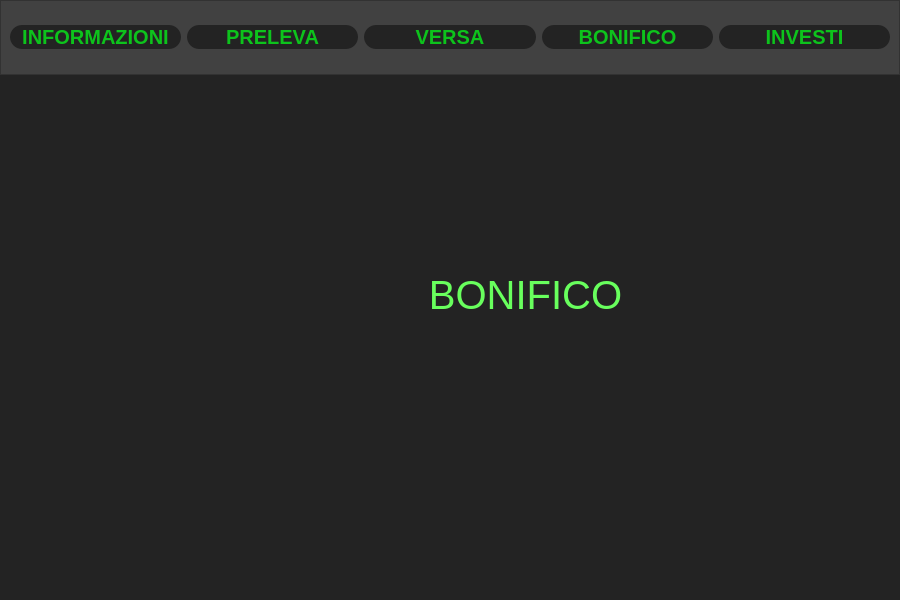
Old version of the form mainwindow.ui in the repository fbizza/conto-corrente.
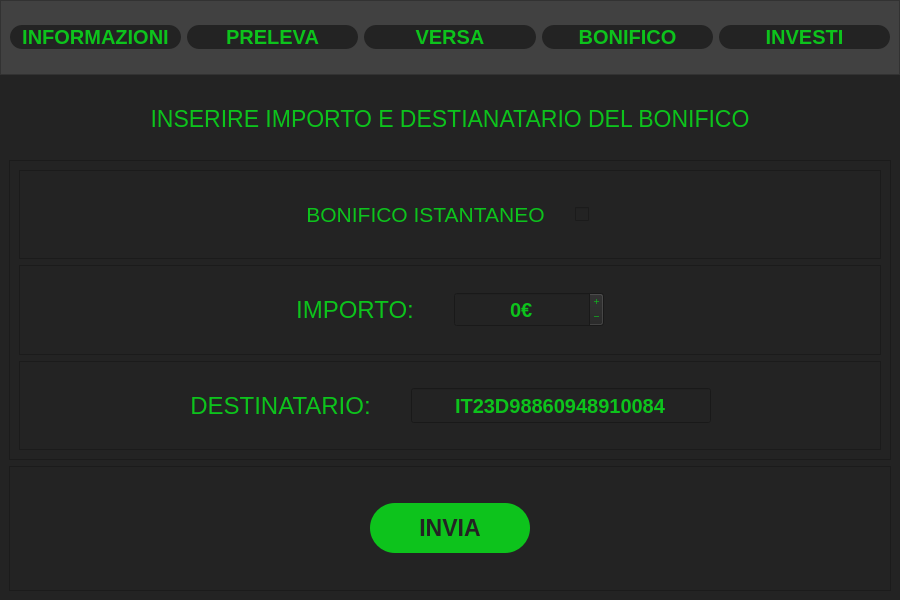
New version of the form. The open tabs and pages were chosen to show the change.

Commit message: Aggiunta implementazione per effettuare bonifici

```diff
--- a/mainwindow.ui
+++ b/mainwindow.ui
@@ -174,7 +174,7 @@
      <widget class="QStackedWidget" name="stackedWidget">
       <property name="minimumSize">
        <size>
-        <width>0</width>
+        <width>500</width>
         <height>0</height>
        </size>
       </property>
@@ -1372,42 +1372,417 @@
        </layout>
       </widget>
       <widget class="QWidget" name="page_4">
-       <widget class="QLabel" name="label_9">
-        <property name="geometry">
-         <rect>
-          <x>250</x>
-          <y>180</y>
-          <width>551</width>
-          <height>80</height>
-         </rect>
-        </property>
-        <property name="minimumSize">
-         <size>
-          <width>0</width>
-          <height>80</height>
-         </size>
-        </property>
-        <property name="maximumSize">
-         <size>
-          <width>16777215</width>
-          <height>200</height>
-         </size>
-        </property>
-        <property name="font">
-         <font>
-          <pointsize>30</pointsize>
-         </font>
-        </property>
-        <property name="styleSheet">
-         <string notr="true">color: rgb(104, 255, 93);</string>
-        </property>
-        <property name="text">
-         <string>BONIFICO</string>
-        </property>
-        <property name="alignment">
-         <set>Qt::AlignCenter</set>
-        </property>
-       </widget>
+       <layout class="QVBoxLayout" name="verticalLayout_8">
+        <item>
+         <widget class="QLabel" name="label_14">
+          <property name="minimumSize">
+           <size>
+            <width>0</width>
+            <height>70</height>
+           </size>
+          </property>
+          <property name="maximumSize">
+           <size>
+            <width>16777215</width>
+            <height>70</height>
+           </size>
+          </property>
+          <property name="font">
+           <font>
+            <pointsize>17</pointsize>
+            <bold>false</bold>
+           </font>
+          </property>
+          <property name="styleSheet">
+           <string notr="true">color: #0dc31c;</string>
+          </property>
+          <property name="text">
+           <string>INSERIRE IMPORTO E DESTIANATARIO DEL BONIFICO</string>
+          </property>
+          <property name="textFormat">
+           <enum>Qt::RichText</enum>
+          </property>
+          <property name="alignment">
+           <set>Qt::AlignCenter</set>
+          </property>
+         </widget>
+        </item>
+        <item>
+         <widget class="QFrame" name="frame_12">
+          <property name="minimumSize">
+           <size>
+            <width>400</width>
+            <height>300</height>
+           </size>
+          </property>
+          <property name="frameShape">
+           <enum>QFrame::StyledPanel</enum>
+          </property>
+          <property name="frameShadow">
+           <enum>QFrame::Raised</enum>
+          </property>
+          <layout class="QVBoxLayout" name="verticalLayout_7">
+           <item>
+            <widget class="QFrame" name="frame_16">
+             <property name="frameShape">
+              <enum>QFrame::StyledPanel</enum>
+             </property>
+             <property name="frameShadow">
+              <enum>QFrame::Raised</enum>
+             </property>
+             <layout class="QHBoxLayout" name="horizontalLayout_12">
+              <property name="spacing">
+               <number>30</number>
+              </property>
+              <item>
+               <spacer name="horizontalSpacer_9">
+                <property name="orientation">
+                 <enum>Qt::Horizontal</enum>
+                </property>
+                <property name="sizeHint" stdset="0">
+                 <size>
+                  <width>40</width>
+                  <height>20</height>
+                 </size>
+                </property>
+               </spacer>
+              </item>
+              <item>
+               <widget class="QLabel" name="label_8">
+                <property name="font">
+                 <font>
+                  <pointsize>16</pointsize>
+                 </font>
+                </property>
+                <property name="styleSheet">
+                 <string notr="true">color:#0dc31c;</string>
+                </property>
+                <property name="text">
+                 <string>BONIFICO ISTANTANEO</string>
+                </property>
+                <property name="alignment">
+                 <set>Qt::AlignCenter</set>
+                </property>
+               </widget>
+              </item>
+              <item>
+               <widget class="QCheckBox" name="checkBox">
+                <property name="minimumSize">
+                 <size>
+                  <width>20</width>
+                  <height>35</height>
+                 </size>
+                </property>
+                <property name="maximumSize">
+                 <size>
+                  <width>20</width>
+                  <height>35</height>
+                 </size>
+                </property>
+                <property name="text">
+                 <string/>
+                </property>
+               </widget>
+              </item>
+              <item>
+               <spacer name="horizontalSpacer_10">
+                <property name="orientation">
+                 <enum>Qt::Horizontal</enum>
+                </property>
+                <property name="sizeHint" stdset="0">
+                 <size>
+                  <width>40</width>
+                  <height>20</height>
+                 </size>
+                </property>
+               </spacer>
+              </item>
+             </layout>
+            </widget>
+           </item>
+           <item>
+            <widget class="QFrame" name="frame_13">
+             <property name="minimumSize">
+              <size>
+               <width>500</width>
+               <height>0</height>
+              </size>
+             </property>
+             <property name="frameShape">
+              <enum>QFrame::StyledPanel</enum>
+             </property>
+             <property name="frameShadow">
+              <enum>QFrame::Raised</enum>
+             </property>
+             <layout class="QHBoxLayout" name="horizontalLayout_9">
+              <property name="spacing">
+               <number>40</number>
+              </property>
+              <item>
+               <spacer name="horizontalSpacer_6">
+                <property name="orientation">
+                 <enum>Qt::Horizontal</enum>
+                </property>
+                <property name="sizeHint" stdset="0">
+                 <size>
+                  <width>40</width>
+                  <height>20</height>
+                 </size>
+                </property>
+               </spacer>
+              </item>
+              <item>
+               <widget class="QLabel" name="label_15">
+                <property name="font">
+                 <font>
+                  <pointsize>18</pointsize>
+                 </font>
+                </property>
+                <property name="styleSheet">
+                 <string notr="true">color:#0dc31c;</string>
+                </property>
+                <property name="text">
+                 <string>IMPORTO:</string>
+                </property>
+                <property name="alignment">
+                 <set>Qt::AlignCenter</set>
+                </property>
+               </widget>
+              </item>
+              <item>
+               <widget class="QSpinBox" name="spinBox_3">
+                <property name="minimumSize">
+                 <size>
+                  <width>150</width>
+                  <height>30</height>
+                 </size>
+                </property>
+                <property name="maximumSize">
+                 <size>
+                  <width>200</width>
+                  <height>35</height>
+                 </size>
+                </property>
+                <property name="font">
+                 <font>
+                  <pointsize>15</pointsize>
+                  <bold>true</bold>
+                 </font>
+                </property>
+                <property name="layoutDirection">
+                 <enum>Qt::LeftToRight</enum>
+                </property>
+                <property name="styleSheet">
+                 <string notr="true">color: #0dc31c;</string>
+                </property>
+                <property name="wrapping">
+                 <bool>true</bool>
+                </property>
+                <property name="frame">
+                 <bool>true</bool>
+                </property>
+                <property name="alignment">
+                 <set>Qt::AlignCenter</set>
+                </property>
+                <property name="buttonSymbols">
+                 <enum>QAbstractSpinBox::PlusMinus</enum>
+                </property>
+                <property name="suffix">
+                 <string>€</string>
+                </property>
+                <property name="maximum">
+                 <number>10000</number>
+                </property>
+                <property name="singleStep">
+                 <number>10</number>
+                </property>
+                <property name="value">
+                 <number>0</number>
+                </property>
+               </widget>
+              </item>
+              <item>
+               <spacer name="horizontalSpacer_5">
+                <property name="orientation">
+                 <enum>Qt::Horizontal</enum>
+                </property>
+                <property name="sizeHint" stdset="0">
+                 <size>
+                  <width>40</width>
+                  <height>20</height>
+                 </size>
+                </property>
+               </spacer>
+              </item>
+             </layout>
+            </widget>
+           </item>
+           <item>
+            <widget class="QFrame" name="frame_14">
+             <property name="frameShape">
+              <enum>QFrame::StyledPanel</enum>
+             </property>
+             <property name="frameShadow">
+              <enum>QFrame::Raised</enum>
+             </property>
+             <layout class="QHBoxLayout" name="horizontalLayout_10">
+              <property name="spacing">
+               <number>40</number>
+              </property>
+              <item>
+               <spacer name="horizontalSpacer_7">
+                <property name="orientation">
+                 <enum>Qt::Horizontal</enum>
+                </property>
+                <property name="sizeHint" stdset="0">
+                 <size>
+                  <width>40</width>
+                  <height>20</height>
+                 </size>
+                </property>
+               </spacer>
+              </item>
+              <item>
+               <widget class="QLabel" name="label_9">
+                <property name="font">
+                 <font>
+                  <pointsize>18</pointsize>
+                 </font>
+                </property>
+                <property name="styleSheet">
+                 <string notr="true">color:#0dc31c;</string>
+                </property>
+                <property name="text">
+                 <string>DESTINATARIO:</string>
+                </property>
+                <property name="alignment">
+                 <set>Qt::AlignCenter</set>
+                </property>
+               </widget>
+              </item>
+              <item>
+               <widget class="QLineEdit" name="lineEdit">
+                <property name="minimumSize">
+                 <size>
+                  <width>300</width>
+                  <height>30</height>
+                 </size>
+                </property>
+                <property name="maximumSize">
+                 <size>
+                  <width>300</width>
+                  <height>35</height>
+                 </size>
+                </property>
+                <property name="font">
+                 <font>
+                  <pointsize>15</pointsize>
+                  <bold>true</bold>
+                 </font>
+                </property>
+                <property name="layoutDirection">
+                 <enum>Qt::LeftToRight</enum>
+                </property>
+                <property name="styleSheet">
+                 <string notr="true">color: #0dc31c;</string>
+                </property>
+                <property name="text">
+                 <string>IT23D98860948910084</string>
+                </property>
+                <property name="alignment">
+                 <set>Qt::AlignCenter</set>
+                </property>
+               </widget>
+              </item>
+              <item>
+               <spacer name="horizontalSpacer_8">
+                <property name="orientation">
+                 <enum>Qt::Horizontal</enum>
+                </property>
+                <property name="sizeHint" stdset="0">
+                 <size>
+                  <width>40</width>
+                  <height>20</height>
+                 </size>
+                </property>
+               </spacer>
+              </item>
+             </layout>
+            </widget>
+           </item>
+          </layout>
+         </widget>
+        </item>
+        <item>
+         <widget class="QFrame" name="frame_15">
+          <property name="minimumSize">
+           <size>
+            <width>0</width>
+            <height>120</height>
+           </size>
+          </property>
+          <property name="frameShape">
+           <enum>QFrame::StyledPanel</enum>
+          </property>
+          <property name="frameShadow">
+           <enum>QFrame::Raised</enum>
+          </property>
+          <layout class="QHBoxLayout" name="horizontalLayout_11">
+           <property name="spacing">
+            <number>0</number>
+           </property>
+           <property name="leftMargin">
+            <number>0</number>
+           </property>
+           <property name="topMargin">
+            <number>0</number>
+           </property>
+           <property name="rightMargin">
+            <number>0</number>
+           </property>
+           <property name="bottomMargin">
+            <number>0</number>
+           </property>
+           <item>
+            <widget class="QPushButton" name="pushButton_9">
+             <property name="minimumSize">
+              <size>
+               <width>160</width>
+               <height>50</height>
+              </size>
+             </property>
+             <property name="maximumSize">
+              <size>
+               <width>160</width>
+               <height>50</height>
+              </size>
+             </property>
+             <property name="font">
+              <font>
+               <pointsize>17</pointsize>
+               <bold>true</bold>
+              </font>
+             </property>
+             <property name="cursor">
+              <cursorShape>PointingHandCursor</cursorShape>
+             </property>
+             <property name="styleSheet">
+              <string notr="true">background: #0dc31c;
+border-radius: 25px;
+color: rgb(35, 35, 35);
+
+
+</string>
+             </property>
+             <property name="text">
+              <string>INVIA</string>
+             </property>
+            </widget>
+           </item>
+          </layout>
+         </widget>
+        </item>
+       </layout>
       </widget>
       <widget class="QWidget" name="page_5">
        <widget class="QLabel" name="label_10">
```
Left out of the diff: 6 changed lines with no effect on the pictures. The commit also changes 2 other files.
